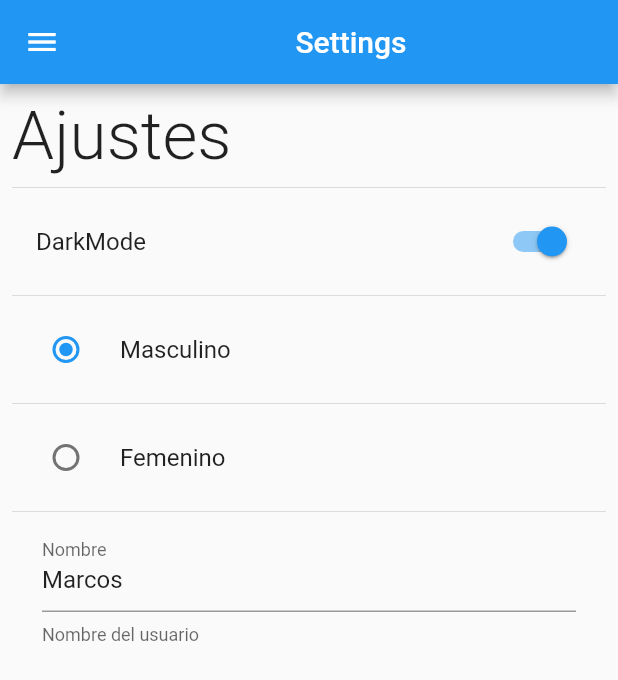
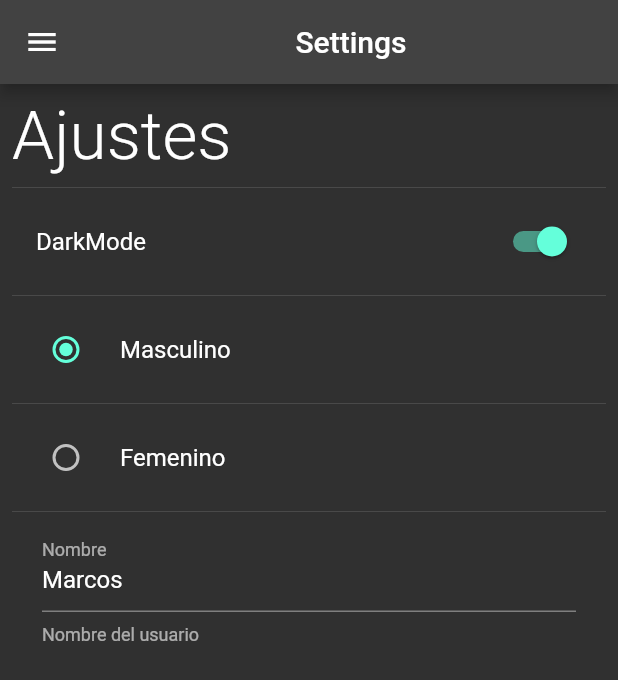
Before and after one commit to MarcosCM2000/preferences_app, a Flutter app: the SettingsScreen screen opened by its route, after a tap on "DarkMode", on a phone screen of 412 x 824 dp. Shown: the top 680 px of the screen. Run offline on Flutter 3.47's test engine with Material 2 defaults, Android fonts, the phone set to English and light mode, and no system bars; our stand-ins replace shared_preferences; accounts and stored records are empty.

Commit message:
cambiar tema de forma dinamica

```diff
--- /dev/null
+++ b/lib/providers/theme_provider.dart
@@ -0,0 +1,20 @@
+import 'package:flutter/material.dart';
+
+class ThemeProvider extends ChangeNotifier {
+  ThemeData currentTheme;
+
+  ThemeProvider({required bool isDarkMode})
+      : currentTheme = isDarkMode ? ThemeData.dark() : ThemeData.light();
+
+  setLightMode() {
+    currentTheme = ThemeData.light();
+    //  redibujar widgets
+    notifyListeners();
+  }
+
+  setDarkMode() {
+    currentTheme = ThemeData.dark();
+    //  redibujar widgets
+    notifyListeners();
+  }
+}
--- a/lib/screens/settings_screen.dart
+++ b/lib/screens/settings_screen.dart
@@ -1,6 +1,8 @@
 import 'package:flutter/material.dart';
+import 'package:preferences_app/providers/theme_provider.dart';
 import 'package:preferences_app/shared_preferences/preferences.dart';
 import 'package:preferences_app/widgets/widgets.dart';
+import 'package:provider/provider.dart';
 
 class SettingsScreen extends StatefulWidget {
   static const String routeName = 'Settings';
@@ -35,6 +37,11 @@ class _SettingsScreenState extends State<SettingsScreen> {
                 title: const Text('DarkMode'),
                 onChanged: (value) {
                   Preferences.isDarkMode = value;
+                  final themeProvider =
+                      Provider.of<ThemeProvider>(context, listen: false);
+                  value
+                      ? themeProvider.setDarkMode()
+                      : themeProvider.setLightMode();
                   setState(() {});
                 }),
             const Divider(),
--- a/pubspec.yaml
+++ b/pubspec.yaml
@@ -37,6 +37,7 @@ dependencies:
   # Use with the CupertinoIcons class for iOS style icons.
   cupertino_icons: ^1.0.2
   shared_preferences: ^2.0.15
+  provider: ^6.0.5
 
 dev_dependencies:
   flutter_test:
```
Also changed, not shown: lib/main.dart (+10 -4 lines), pubspec.lock.
